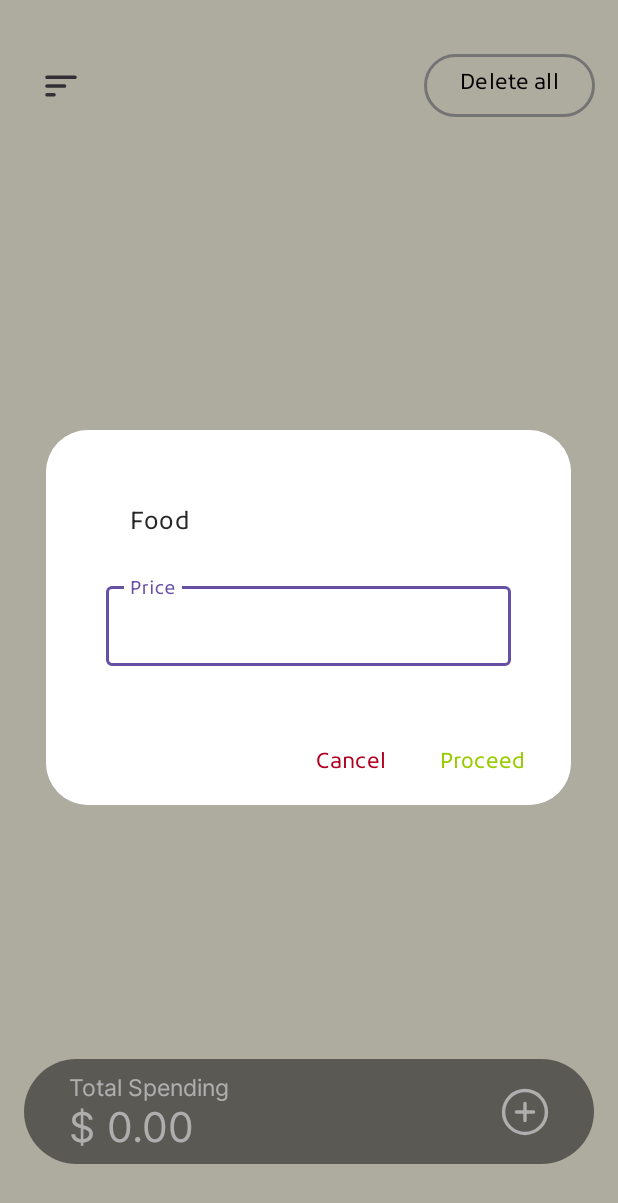
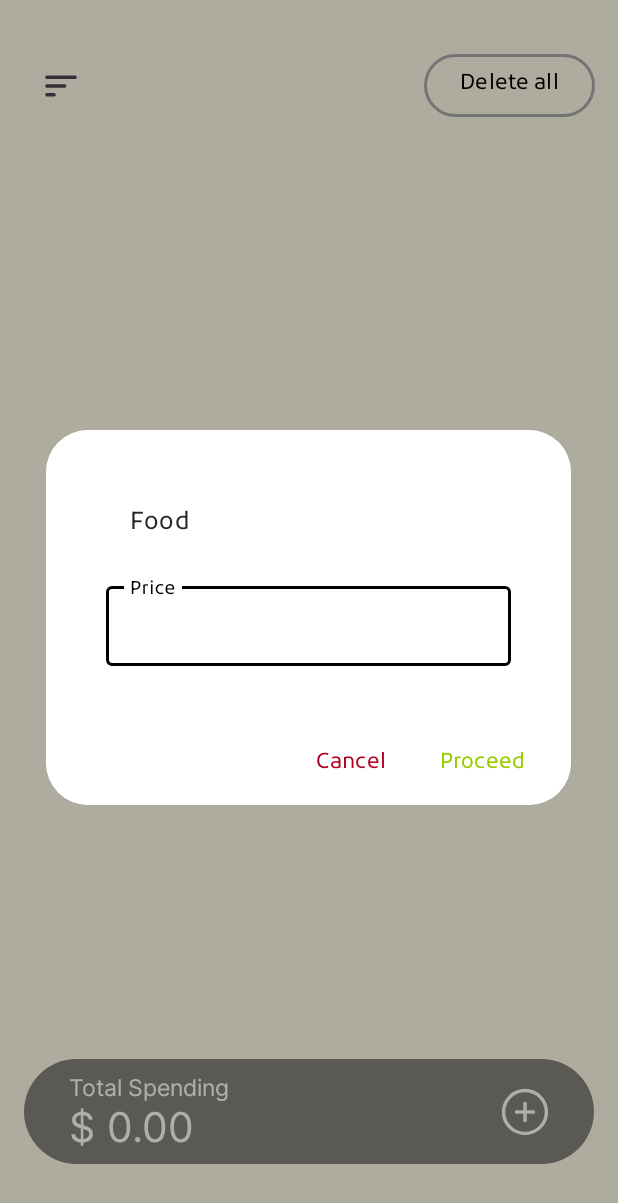
Before and after one commit to TimothyErcia/Treaty-DailyTask, an Android app: the screen it shows after launch (MainActivity), after a tap on an icon or button, on a phone screen of 412 x 824 dp. Shown: the top 1203 px of the screen. Run offline under Robolectric (Android 15) with nearby library versions, the phone set to English and light mode, and no system bars; libraries missing offline, so code that uses them is left out: io.realm.kotlin; 9 statements that could not run were skipped.

Commit message:
Adjustments for Custom Snackbar layout and animation entry

```diff
--- a/app/src/main/res/layout/fragment_home.xml
+++ b/app/src/main/res/layout/fragment_home.xml
@@ -43,6 +43,19 @@
             app:layout_constraintEnd_toEndOf="parent"
             app:layout_constraintStart_toStartOf="parent" />
 
+        <include
+            layout="@layout/snackbar_layout"
+            android:id="@+id/customSnackbar"
+            android:layout_width="match_parent"
+            android:layout_height="wrap_content"
+            android:visibility="gone"
+            android:layout_marginHorizontal="70dp"
+            app:layout_constraintVertical_bias="0.3"
+            app:layout_constraintTop_toBottomOf="@id/taskGroupListView"
+            app:layout_constraintBottom_toBottomOf="parent"
+            app:layout_constraintStart_toStartOf="parent"
+            app:layout_constraintEnd_toEndOf="parent"/>
+
     </androidx.constraintlayout.widget.ConstraintLayout>
 
 </FrameLayout>
--- a/app/src/main/res/layout/task_dialog.xml
+++ b/app/src/main/res/layout/task_dialog.xml
@@ -30,6 +30,8 @@
             android:layout_marginTop="10sp"
             android:focusable="true"
             android:focusedByDefault="true"
+            app:boxStrokeColor="@android:color/black"
+            app:hintTextColor="@color/black"
             app:layout_constraintEnd_toEndOf="parent"
             app:layout_constraintStart_toStartOf="parent"
             app:layout_constraintTop_toBottomOf="@id/categoryInput">
@@ -39,6 +41,7 @@
                 android:layout_width="match_parent"
                 android:layout_height="wrap_content"
                 android:textSize="18sp"
+                android:textColor="@color/black"
                 android:paddingVertical="6dp"
                 android:inputType="number"
                 android:hint="Price"/>
```
Also changed, not shown: app/src/main/java/com/treaty/dailytask/utility/CustomSnackBar.kt (deleted, +0 -47 lines), app/src/main/java/com/treaty/dailytask/view/HomeFragment.kt (+43 -26 lines), app/src/main/res/drawable/check2_circle.xml (added, +12 -0 lines), app/src/main/res/layout/snackbar_layout.xml (+10 -10 lines).
